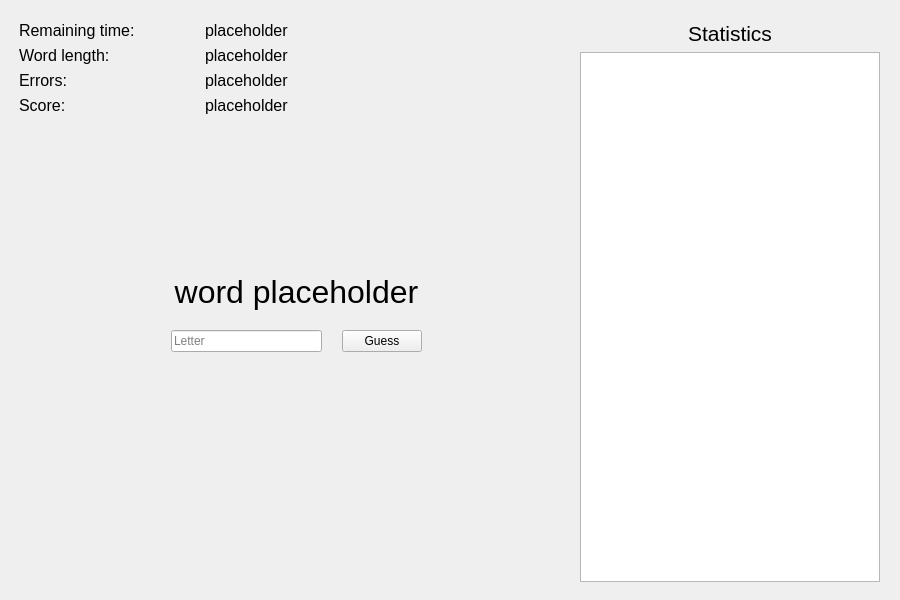
First picture: the form in src/client/GameWidget.ui, repository mikolajdlugolecki/hangman-online, before the edit.
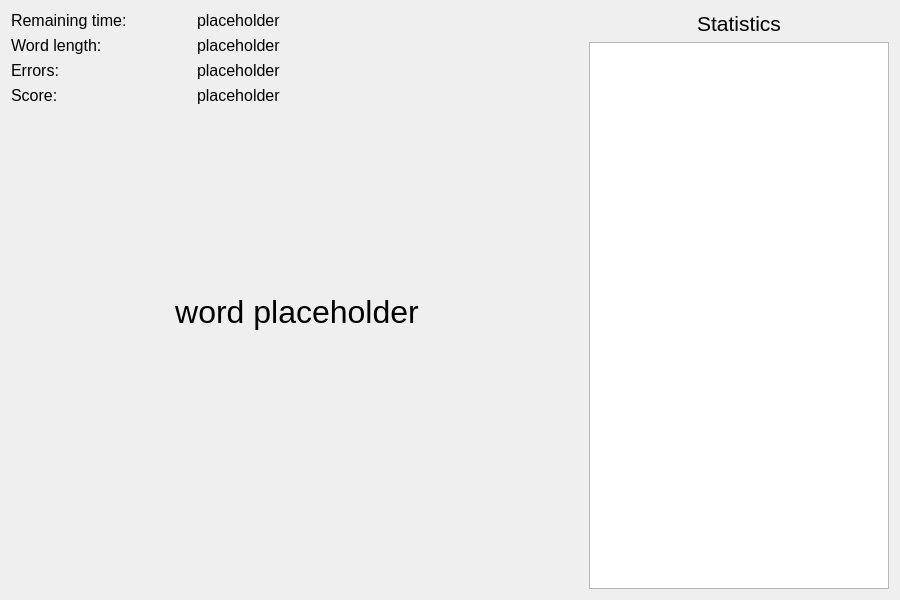
Second picture: the form after the edit.

Commit message: Add buttons in game widget

```diff
--- a/src/client/GameWidget.ui
+++ b/src/client/GameWidget.ui
@@ -13,15 +13,8 @@
   <property name="windowTitle">
    <string>Form</string>
   </property>
-  <widget class="QWidget" name="">
-   <property name="geometry">
-    <rect>
-     <x>19</x>
-     <y>21</y>
-     <width>861</width>
-     <height>561</height>
-    </rect>
-   </property>
+  <layout class="QFormLayout" name="formLayout">
+   <item row="0" column="0" colspan="2">
    <layout class="QHBoxLayout" name="horizontalLayout_6">
     <item>
      <layout class="QVBoxLayout" name="verticalLayout_3">
@@ -267,24 +260,7 @@
            </spacer>
           </item>
           <item>
-           <widget class="QLineEdit" name="guessLineEdit">
-            <property name="focusPolicy">
-             <enum>Qt::StrongFocus</enum>
-            </property>
-            <property name="maxLength">
-             <number>1</number>
-            </property>
-            <property name="placeholderText">
-             <string>Letter</string>
-            </property>
-           </widget>
-          </item>
-          <item>
-           <widget class="QPushButton" name="guessButton">
-            <property name="text">
-             <string>Guess</string>
-            </property>
-           </widget>
+            <layout class="QGridLayout" name="charactersGridLayout"/>
           </item>
           <item>
            <spacer name="horizontalSpacer_5">
@@ -359,7 +335,8 @@
      </layout>
     </item>
    </layout>
-  </widget>
+   </item>
+  </layout>
  </widget>
  <resources/>
  <connections/>
```
Lines whose indentation alone changed are shown as unchanged. The commit also changes 2 other files.
